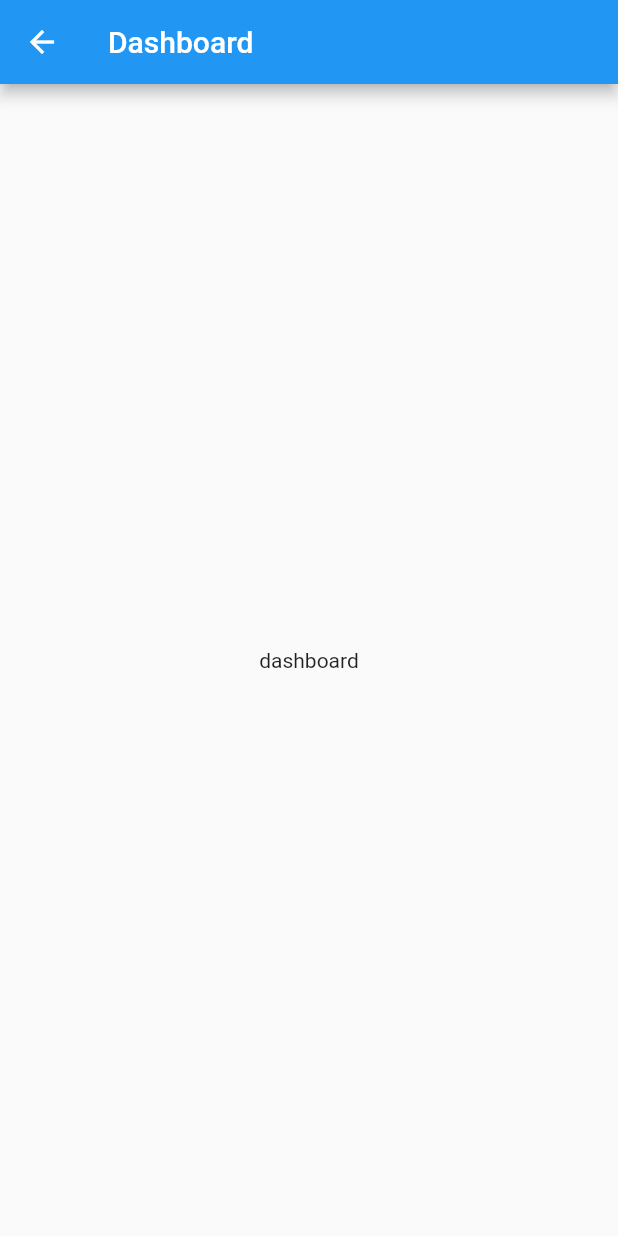
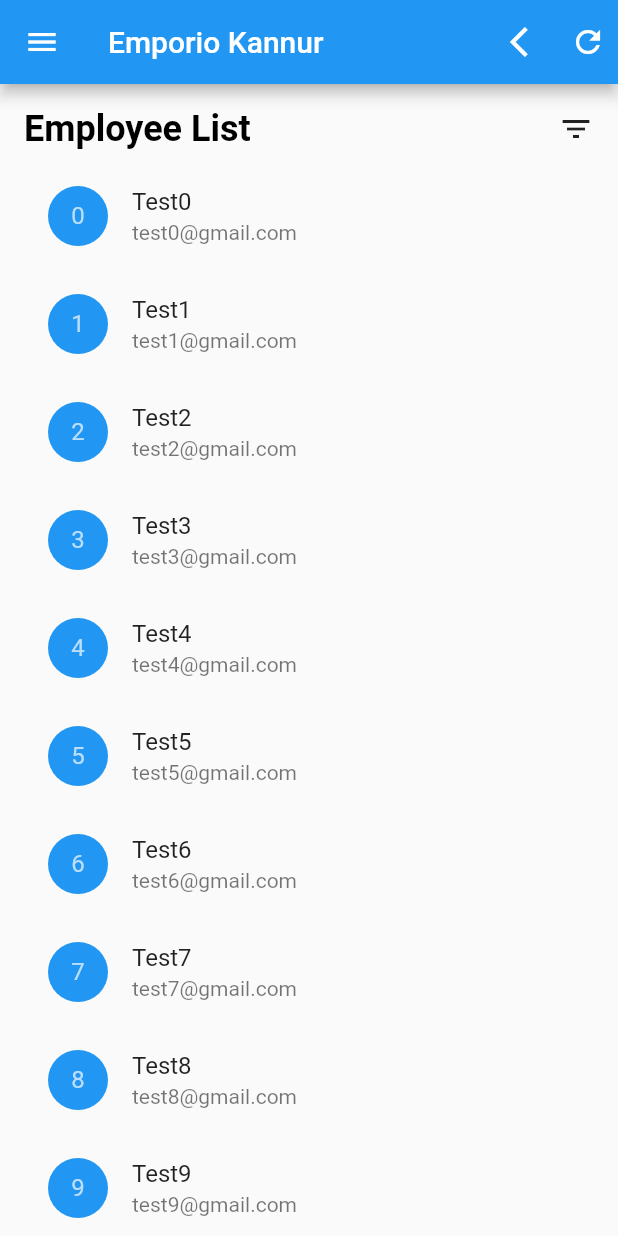
Before and after one commit to savadmv/Employee-Feedback, a Flutter app: the screen it shows after launch, after a tap on "Login", on a phone screen of 412 x 824 dp. Run offline on Flutter 3.47's test engine with Material 2 defaults, Android fonts, the phone set to English and light mode, and no system bars.

Commit message:
User list

```diff
--- a/lib/dashboard.dart
+++ /dev/null
@@ -1,25 +0,0 @@
-import 'package:flutter/material.dart';
-
-class DashBoard extends StatelessWidget{
-  @override
-  Widget build(BuildContext context) {
-    // TODO: implement build
-    return new Scaffold(
-      appBar: new AppBar(
-        title: new Text("Dashboard"),
-      ),
-      body:DashBoardBody(),
-    );
-  }
-
-}
-
-class DashBoardBody extends StatelessWidget {
-  @override
-  Widget build(BuildContext context) {
-    // TODO: implement build
-    return new Center(
-      child: new Text("dashboard")
-    );
-  }
-}
--- /dev/null
+++ b/lib/employee_list.dart
@@ -0,0 +1,425 @@
+import 'dart:async';
+
+import 'package:flutter/material.dart';
+
+
+class EmployeeList extends StatefulWidget {
+  @override
+  State<StatefulWidget> createState() {
+    // TODO: implement createState
+    return EmployeeListState();
+  }
+
+
+}
+
+class EmployeeListState extends State<EmployeeList> {
+  List<User> users = [];
+
+  Future<List<User>> _getUsers() async {
+//    var data= await http.get("www.home.in");
+//    var jsonData=json.decode(data.body);
+
+
+    setState(() {
+      for (var i = 0; i < 20; i++) {
+        User user = new User(
+            1, "Test" + i.toString(), "test" + i.toString() + "@gmail.com");
+        users.add(user);
+      }
+    });
+    return users;
+  }
+
+  @override
+  void initState() {
+    // TODO: implement initState
+    this._getUsers();
+    super.initState();
+  }
+
+  @override
+  Widget build(BuildContext context) {
+    // TODO: implement build
+    return new Scaffold(
+        appBar: new AppBar(
+          title: new Text("Emporio Kannur"),
+          actions: <Widget>[
+            Padding(
+              padding: const EdgeInsets.all(8.0),
+              child: new Icon(Icons.arrow_back_ios),
+            ),
+            Padding(
+              padding: const EdgeInsets.all(8.0),
+              child: new Icon(Icons.refresh),
+            )
+          ],
+        ),
+        drawer: new Drawer(
+          child: new ListView(
+            children: <Widget>[
+              new UserAccountsDrawerHeader(accountName: new Text("Savad mv"),
+                accountEmail: new Text("test@gmail.com"),
+                currentAccountPicture: new CircleAvatar(
+                  backgroundColor: Colors.white,
+                  child: new Text("S", style: new TextStyle(
+                      color: Colors.black,
+                      fontWeight: FontWeight.bold,
+                      fontSize: 32.0),),
+                ),),
+              new ListTile(
+                title: new Text("Home"),
+                trailing: new Icon(Icons.home),
+              ),
+              new ListTile(
+                title: new Text("Log out"),
+                trailing: new Icon(Icons.arrow_back_ios),
+              )
+            ],
+          ),
+        ),
+        body: Padding(
+          padding: const EdgeInsets.only(left: 16.0,right: 16.0,top: 16.0),
+          child: new Column(
+            children: <Widget>[
+              Padding(
+                padding: const EdgeInsets.only(bottom: 8.0),
+                child: new Row(
+                  mainAxisAlignment: MainAxisAlignment.spaceBetween,
+                  children: <Widget>[
+
+                    new Container(
+                      alignment: Alignment.topLeft,
+                      child: new Text("Employee List", style: new TextStyle(
+                          color: Colors.black,
+                          fontWeight: FontWeight.bold,
+                          fontSize: 24.0),),
+                    ),
+                    new Container(
+                      alignment: Alignment.topRight,
+                      child: new Icon(Icons.filter_list),
+                    )
+
+
+                  ],
+                ),
+              ),
+              Expanded(
+                child: new Container(
+                  height: 200.0,
+                  child: new ListView.builder(
+                    itemCount:users.length ,
+                    itemBuilder: (BuildContext context, int index) {
+                      return new ListTile(
+                        title: new Text(users[index].user_name),
+                        leading: new CircleAvatar(backgroundColor: Colors.blue,
+                          child: new Text(index.toString()),),
+                        subtitle: new Text(users[index].mail_id),
+                      );
+                    },
+                  ),
+                ),
+              )
+
+            ],
+
+          ),
+        )
+//      new ListView.builder(
+//        itemCount: 9,
+//        itemBuilder: (BuildContext context, int index) {
+//          return new ListTile(
+//            title: new Text(users[index].user_name),
+//            subtitle: new Text(users[index].mail_id),
+//          );
+//        },
+//      )
+//      Container(
+//
+//        alignment: Alignment.topCenter,
+//        child: new Column(
+//          children: <Widget>[
+//            new Row(
+//              mainAxisAlignment: MainAxisAlignment.spaceBetween,
+//              children: <Widget>[
+//
+//                new Container(
+//                  alignment: Alignment.topLeft,
+//                  child: new Text("Employee List", style: new TextStyle(
+//                      color: Colors.black,
+//                      fontWeight: FontWeight.bold,
+//                      fontSize: 24.0),),
+//                ),
+//                new Container(
+//                  alignment: Alignment.topRight,
+//                  child: new Icon(Icons.filter_list),
+//                )
+//
+//
+//              ],
+//            ),
+////            new Container(
+////
+////                child: new ListView.builder(
+////                  itemCount: 9,
+////                  itemBuilder: (BuildContext context, int index) {
+////                    return new ListTile(
+////                      title: new Text(users[index].user_name),
+////                      subtitle: new Text(users[index].mail_id),
+////                    );
+////                  },
+////                )
+////            )
+////            new ListView.builder(
+////              itemCount: 9,
+////              itemBuilder: (BuildContext context, int index) {
+////
+////                return new ListTile(
+////                  title: new Text(users[index].user_name) ,
+////                  subtitle: new Text(users[index].mail_id),
+////                );
+////              },
+////            )
+//          ],
+//        ),
+//      ),
+
+    );
+  }
+}
+
+class User {
+  final int id;
+  final String user_name;
+  final String mail_id;
+
+  User(this.id, this.user_name, this.mail_id);
+}
+
+
+//  @override
+//  State<StatefulWidget> createState() {
+//    // TODO: implement createState
+//    return new Container(
+//      alignment: Alignment.topCenter,
+//
+//      child: Padding(
+//        padding: const EdgeInsets.all(16.0),
+//        child: new Column(
+//
+//          children: <Widget>[
+//            Padding(
+//              padding: const EdgeInsets.only(top: 8.0, bottom: 8.0),
+//              child: new Row(
+//                mainAxisAlignment: MainAxisAlignment.spaceBetween,
+//                children: <Widget>[
+//
+//                  new Container(
+//                    alignment: Alignment.topLeft,
+//                    child: new Text("Employee List", style: new TextStyle(
+//                        color: Colors.black,
+//                        fontWeight: FontWeight.bold,
+//                        fontSize: 24.0),),
+//                  ),
+//                  new Container(
+//                    alignment: Alignment.topRight,
+//                    child: new Icon(Icons.filter_list),
+//                  )
+//
+//
+//                ],
+//
+//              ),
+//            ),
+//            new Container(
+//              child: new ListView(
+//                children: <Widget>[
+//                  new ListTile(
+//                    title: new Text("Savad"),
+//                    subtitle: new Text("test@gmail.com"),
+//                    leading: new CircleAvatar(
+//                      backgroundColor: Colors.black,
+//                    ),
+//                  ),
+//                ],
+//              ),
+//            )
+//
+////            new ListView(
+////              children: <Widget>[
+////                new ListTile(
+////                  title: new Text("Savad"),
+////                  subtitle: new Text("test@gmail.com"),
+////                  leading: new CircleAvatar(
+////                    backgroundColor: Colors.black,
+////                  ),
+////                ),
+////                new ListTile(
+////                  title: new Text("Savad"),
+////                  subtitle: new Text("test@gmail.com"),
+////                  leading: new CircleAvatar(
+////                    backgroundColor: Colors.black,
+////                  ),
+////                ),
+////                new ListTile(
+////                  title: new Text("Savad"),
+////                  subtitle: new Text("test@gmail.com"),
+////                  leading: new CircleAvatar(
+////                    backgroundColor: Colors.black,
+////                  ),
+////                ),
+////                new ListTile(
+////                  title: new Text("Savad"),
+////                  subtitle: new Text("test@gmail.com"),
+////                  leading: new CircleAvatar(
+////                    backgroundColor: Colors.black,
+////                  ),
+////                )
+////              ],
+////            )
+//          ],
+//        ),
+//      ),
+//
+//    );
+//  }
+//}
+
+
+//class EmployeeList extends StatelessWidget {
+//  @override
+//  Widget build(BuildContext context) {
+//    // TODO: implement build
+//    return new Scaffold(
+//      appBar: new AppBar(
+//        title: new Text("Emporio Kannur"),
+//        actions: <Widget>[
+//          Padding(
+//            padding: const EdgeInsets.all(8.0),
+//            child: new Icon(Icons.arrow_back_ios),
+//          ),
+//          Padding(
+//            padding: const EdgeInsets.all(8.0),
+//            child: new Icon(Icons.refresh),
+//          )
+//        ],
+//      ),
+//      drawer: new Drawer(
+//        child: new ListView(
+//          children: <Widget>[
+//            new UserAccountsDrawerHeader(accountName: new Text("Savad mv"),
+//              accountEmail: new Text("test@gmail.com"),
+//              currentAccountPicture: new CircleAvatar(
+//                backgroundColor: Colors.white,
+//                child: new Text("S", style: new TextStyle(
+//                    color: Colors.black,
+//                    fontWeight: FontWeight.bold,
+//                    fontSize: 32.0),),
+//              ),),
+//            new ListTile(
+//              title: new Text("Home"),
+//              trailing: new Icon(Icons.home),
+//            ),
+//            new ListTile(
+//              title: new Text("Log out"),
+//              trailing: new Icon(Icons.arrow_back_ios),
+//            )
+//          ],
+//        ),
+//      ),
+//      body: EmployeeListBody(),
+//
+//    );
+//  }
+//
+//}
+
+
+//class EmployeeListBody extends StatefulWidget {
+//  @override
+//  Widget build(BuildContext context) {
+//    // TODO: implement build
+//    return new Container(
+//      alignment: Alignment.topCenter,
+//
+//      child: Padding(
+//        padding: const EdgeInsets.all(16.0),
+//        child: new Column(
+//
+//          children: <Widget>[
+//            Padding(
+//              padding: const EdgeInsets.only(top: 8.0, bottom: 8.0),
+//              child: new Row(
+//                mainAxisAlignment: MainAxisAlignment.spaceBetween,
+//                children: <Widget>[
+//
+//                  new Container(
+//                    alignment: Alignment.topLeft,
+//                    child: new Text("Employee List", style: new TextStyle(
+//                        color: Colors.black,
+//                        fontWeight: FontWeight.bold,
+//                        fontSize: 24.0),),
+//                  ),
+//                  new Container(
+//                    alignment: Alignment.topRight,
+//                    child: new Icon(Icons.filter_list),
+//                  )
+//
+//
+//                ],
+//
+//              ),
+//            ),
+//            new Container(
+//              child: new ListView(
+//                children: <Widget>[
+//                  new ListTile(
+//                    title: new Text("Savad"),
+//                    subtitle: new Text("test@gmail.com"),
+//                    leading: new CircleAvatar(
+//                      backgroundColor: Colors.black,
+//                    ),
+//                  ),
+//                ],
+//              ),
+//            )
+//
+////            new ListView(
+////              children: <Widget>[
+////                new ListTile(
+////                  title: new Text("Savad"),
+////                  subtitle: new Text("test@gmail.com"),
+////                  leading: new CircleAvatar(
+////                    backgroundColor: Colors.black,
+////                  ),
+////                ),
+////                new ListTile(
+////                  title: new Text("Savad"),
+////                  subtitle: new Text("test@gmail.com"),
+////                  leading: new CircleAvatar(
+////                    backgroundColor: Colors.black,
+////                  ),
+////                ),
+////                new ListTile(
+////                  title: new Text("Savad"),
+////                  subtitle: new Text("test@gmail.com"),
+////                  leading: new CircleAvatar(
+////                    backgroundColor: Colors.black,
+////                  ),
+////                ),
+////                new ListTile(
+////                  title: new Text("Savad"),
+////                  subtitle: new Text("test@gmail.com"),
+////                  leading: new CircleAvatar(
+////                    backgroundColor: Colors.black,
+////                  ),
+////                )
+////              ],
+////            )
+//          ],
+//        ),
+//      ),
+//
+//    );
+//  }
+//
--- a/lib/main.dart
+++ b/lib/main.dart
@@ -1,6 +1,6 @@
 import 'package:flutter/material.dart';
 
-import 'dashboard.dart';
+import 'employee_list.dart';
 
 void main() => runApp(MyFirstFlutterApp());
 
@@ -52,7 +52,7 @@ class MyHomePage extends StatelessWidget {
                   child: GestureDetector(
                     onTap: () {
                       Navigator.push(context,
-                          MaterialPageRoute(builder: (context) => DashBoard()));
+                          MaterialPageRoute(builder: (context) => EmployeeList()));
                     },
                     child: new Container(
                       alignment: Alignment.center,
@@ -72,6 +72,19 @@ class MyHomePage extends StatelessWidget {
                 ),
               )
             ],
+          ),
+          new Row(
+            mainAxisAlignment: MainAxisAlignment.center,
+            children: <Widget>[
+              new Container(
+                height: 40.0,
+                alignment: Alignment.center,
+                child: new Text("Forgot password", style: new TextStyle(
+                    color: Colors.blue,
+                    fontSize: 20.0,
+                    fontWeight: FontWeight.normal),),
+              )
+            ],
           )
         ],
       )),
--- a/pubspec.yaml
+++ b/pubspec.yaml
@@ -23,6 +23,8 @@ dependencies:
   # The following adds the Cupertino Icons font to your application.
   # Use with the CupertinoIcons class for iOS style icons.
   cupertino_icons: ^0.1.2
+
+  http: any
 
 dev_dependencies:
   flutter_test:
```
Also changed, not shown: pubspec.lock, 1 other file.
